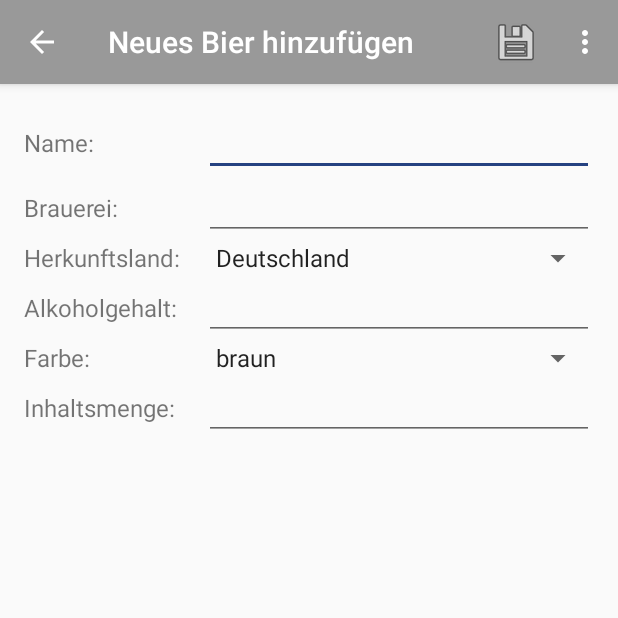
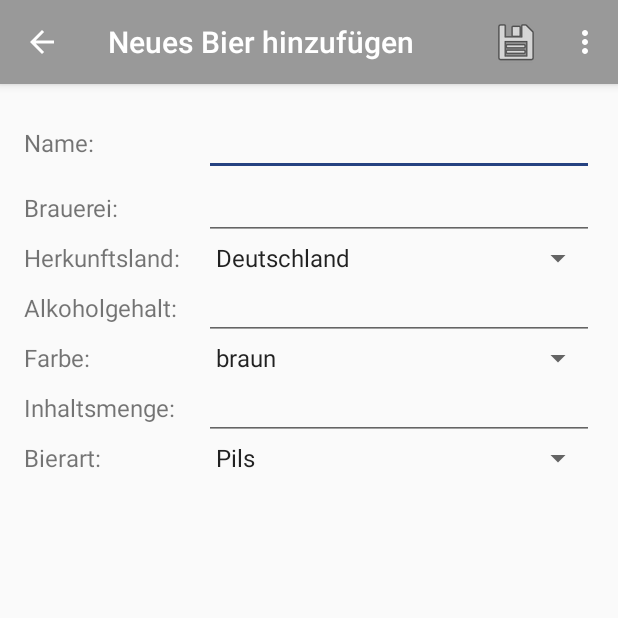
Before and after one commit to blume12/bierflaschensammlung, an Android app: the NewBeerActivity screen opened directly, with no data from a screen before it, on a phone screen of 412 x 824 dp, the top half of it. Run offline under Robolectric (Android 15) with nearby library versions, the phone set to English and light mode, and no system bars.

Commit message:
Bierkiste-XXL - add beer kind to save form

```diff
--- a/app/src/main/res/layout/activity_new_beer.xml
+++ b/app/src/main/res/layout/activity_new_beer.xml
@@ -163,5 +163,28 @@
             android:layout_alignLeft="@+id/editViewBottleColor"
             android:layout_alignStart="@+id/editViewBottleColor" />
 
+        <TextView
+            android:layout_width="120dp"
+            android:layout_height="wrap_content"
+            android:text="@string/label_beer_kind"
+            android:id="@+id/textViewBeerKind"
+            android:textSize="16sp"
+            android:layout_below="@+id/editViewBeerKind"
+            android:layout_alignParentLeft="true"
+            android:layout_alignParentStart="true"
+            android:layout_alignBaseline="@+id/editViewBeerKind"/>
+
+        <Spinner
+            android:layout_width="fill_parent"
+            android:layout_height="wrap_content"
+            android:entries="@array/beer_kind_array"
+            android:prompt="@string/beer_kind_prompt"
+            android:id="@+id/editViewBeerKind"
+            android:layout_below="@+id/editViewBottleSize"
+            android:layout_alignParentRight="true"
+            android:layout_alignParentEnd="true"
+            android:layout_alignLeft="@+id/editViewBottleSize"
+            android:layout_alignStart="@+id/editViewBottleSize"/>
+
     </RelativeLayout>
 </android.support.design.widget.CoordinatorLayout>
--- a/app/src/main/res/values/strings.xml
+++ b/app/src/main/res/values/strings.xml
@@ -15,6 +15,7 @@
     <string name="title_activity_new_beer">Neues Bier hinzufügen</string>
     <string name="label_name">Name:</string>
     <string name="label_beer_company">Brauerei:</string>
+    <string name="label_beer_kind">Bierart:</string>
     <string name="label_beer_country">Herkunftsland:</string>
     <string name="label_beer_per_mille">Alkoholgehalt:</string>
     <string name="label_bottle_color">Farbe:</string>
@@ -34,4 +35,11 @@
         <item id="2">Österreich</item>
     </string-array>
     <string name="title_activity_search">Suche</string>
+
+
+    <string name="beer_kind_prompt">Wähle eine Bierart</string>
+    <string-array name="beer_kind_array">
+        <item id="brown">Pils</item>
+        <item id="green">Hefeweizen</item>
+    </string-array>
 </resources>
```
